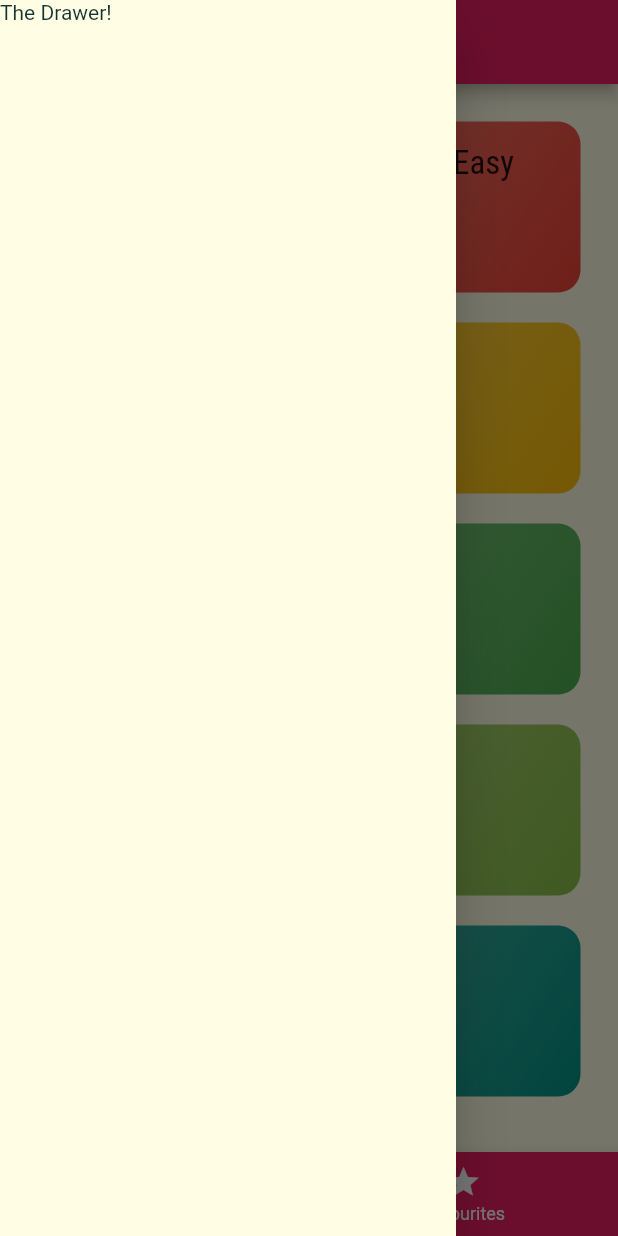
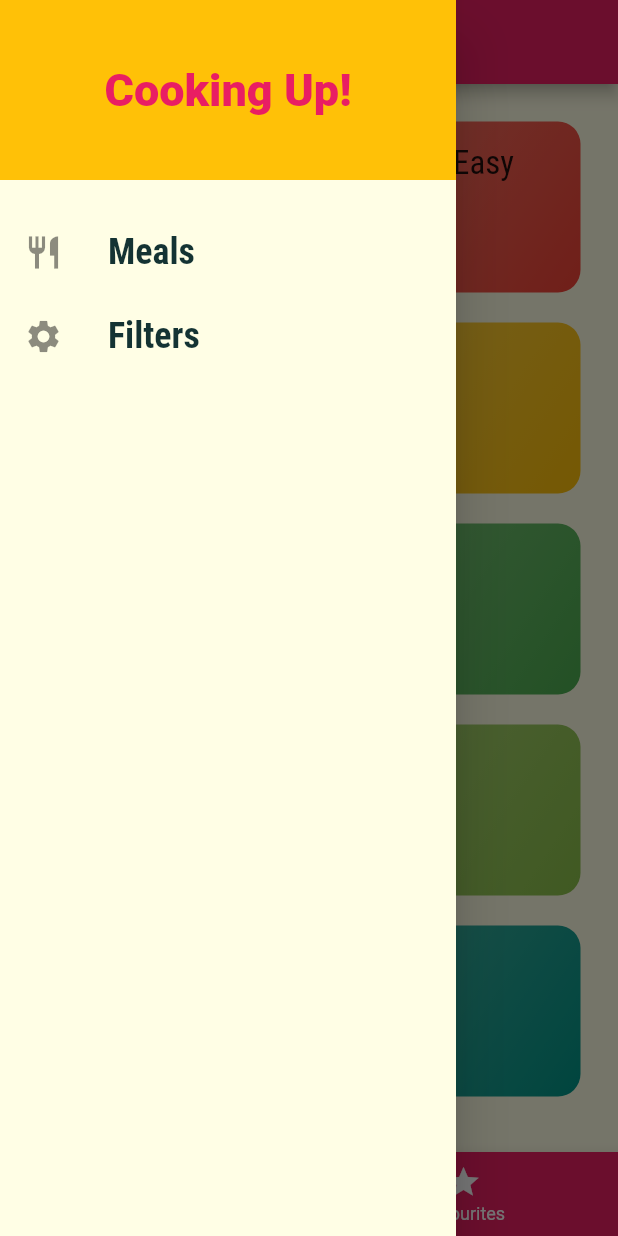
Before and after one commit to garima-pachori/DeliMeals_App, a Flutter app: the screen it shows after launch, with the side drawer open, on a phone screen of 412 x 824 dp. Run offline on Flutter 3.47's test engine with Material 2 defaults, Android fonts, the phone set to English and light mode, and no system bars.

Commit message:
partially developed drawer

```diff
--- a/lib/screens/meal_detail_screen.dart
+++ b/lib/screens/meal_detail_screen.dart
@@ -6,12 +6,12 @@ class MealDetailScreen extends StatelessWidget {
   static const routeName="/meal-detail";
 
   Widget buildSectionTitle(BuildContext context ,String text){
-      Container(
+      return Container(
             margin: EdgeInsets.symmetric(
               vertical: 10,
             ),
             child: Text(
-              'Ingredients',
+              text,
               style: Theme.of(context).textTheme.headline6,
             ),
           );
@@ -26,8 +26,8 @@ class MealDetailScreen extends StatelessWidget {
               ),
               borderRadius: BorderRadius.circular(10),
             ),
-            margin: EdgeInsets.all(10),
-            padding: EdgeInsets.all(10),
+            margin: EdgeInsets.all(5),
+            padding: EdgeInsets.all(5),
             height: 200,
             width: 300,
             child: child,
--- a/lib/screens/tabs_screen.dart
+++ b/lib/screens/tabs_screen.dart
@@ -1,4 +1,5 @@
 import 'package:flutter/material.dart';
+import '../widgets/main_drawer.dart';
 import '../screens/favourite_screen.dart';
 import '../screens/categories_screen.dart';
 
@@ -36,9 +37,7 @@ class _TabScreenState extends State<TabScreen> {
         appBar: AppBar(
           title: Text(_pages[_selctedPageIndex]['title']),
         ),
-        drawer: Drawer(
-          child: Text('The Drawer!'),
-        ),
+        drawer: MainDrawer(),
         body: _pages[_selctedPageIndex]['page'],
         bottomNavigationBar: BottomNavigationBar(
           onTap: _selectPage,
--- /dev/null
+++ b/lib/widgets/main_drawer.dart
@@ -0,0 +1,63 @@
+import 'package:flutter/material.dart';
+
+class MainDrawer extends StatelessWidget {
+
+  Widget buildListTile(String title, IconData icon,Function tapHandler){
+    return ListTile(
+            leading: Icon(
+              icon,
+              size:26
+            ),
+            title: Text(
+              title,
+              style: TextStyle(
+                fontFamily: 'RobotoCondensed',
+                fontSize: 24,
+                fontWeight: FontWeight.bold,
+              ),
+            ),
+            onTap: tapHandler,
+          );
+  }
+
+
+  @override
+  Widget build(BuildContext context) {
+    return Drawer(
+      child: Column(
+        children: [
+          Container(
+            height: 120,
+            width: double.infinity,
+            padding: EdgeInsets.all(20),
+            alignment: Alignment.center,
+            color: Theme.of(context).accentColor,
+            child: Text(
+              'Cooking Up!',
+              style: TextStyle(
+                fontWeight: FontWeight.w900,
+                fontSize: 30,
+                color: Theme.of(context).primaryColor,
+              ),
+            ),
+          ),
+          SizedBox(
+            height: 20,
+          ),
+          buildListTile(
+            'Meals',
+            Icons.restaurant,
+            () {
+
+            }
+          ),
+          buildListTile(
+            'Filters',
+            Icons.settings,
+            (){}
+          ),
+        ]
+      ),
+    );
+  }
+}
```
